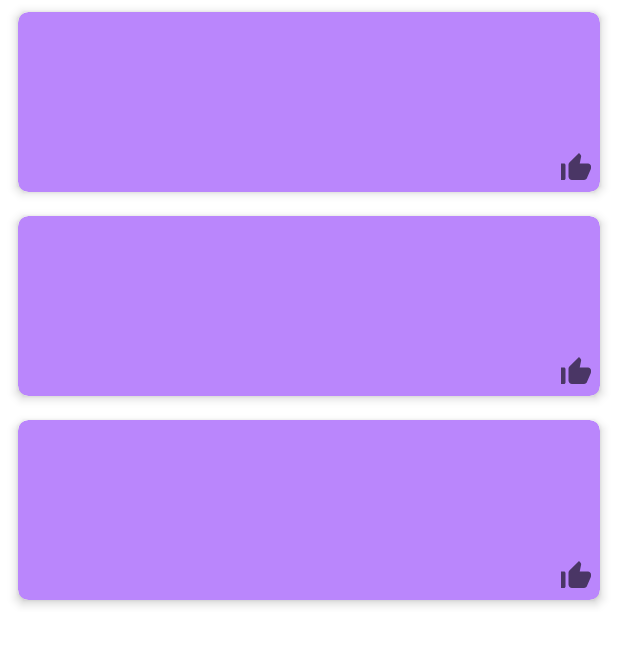
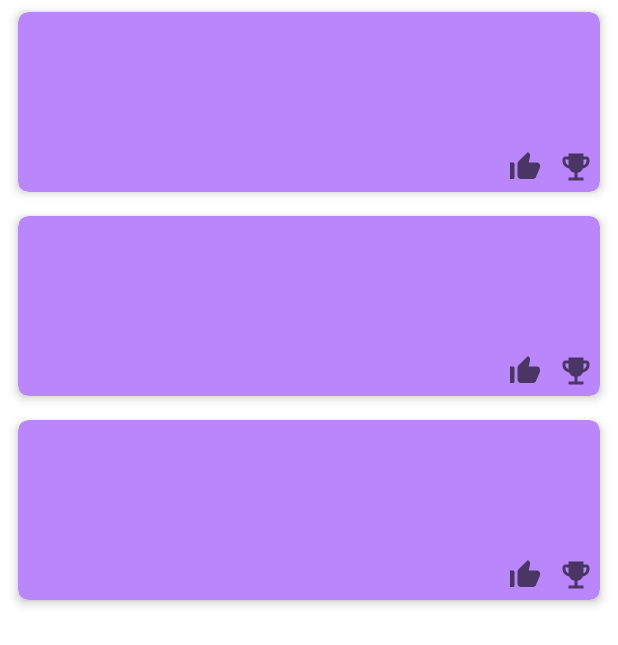
Before and after one commit to GaryKam/86-pics, an Android app: the layout activity_main.xml on its own in the app's theme, with its tools: preview values and no code run, on a phone screen of 412 x 824 dp. Shown: the top 645 px of the screen. Run offline under Robolectric (Android 15) with nearby library versions, the phone set to English and light mode, and no system bars; network calls fail.

Commit message:
Navigate to post activity when a post is clicked

```diff
--- a/app/src/main/AndroidManifest.xml
+++ b/app/src/main/AndroidManifest.xml
@@ -18,6 +18,7 @@
                 <category android:name="android.intent.category.LAUNCHER" />
             </intent-filter>
         </activity>
+        <activity android:name=".PostActivity" />
     </application>
 
 </manifest>
--- /dev/null
+++ b/app/src/main/java/io/github/gary/eightysixpics/PostActivity.kt
@@ -0,0 +1,5 @@
+package io.github.gary.eightysixpics
+
+import androidx.appcompat.app.AppCompatActivity
+
+class PostActivity : AppCompatActivity()
--- /dev/null
+++ b/app/src/main/res/drawable/ic_award.xml
@@ -0,0 +1,10 @@
+<vector xmlns:android="http://schemas.android.com/apk/res/android"
+    android:width="24dp"
+    android:height="24dp"
+    android:viewportWidth="24"
+    android:viewportHeight="24"
+    android:tint="?attr/colorControlNormal">
+  <path
+      android:fillColor="@android:color/white"
+      android:pathData="M19,5h-2V3H7v2H5C3.9,5 3,5.9 3,7v1c0,2.55 1.92,4.63 4.39,4.94c0.63,1.5 1.98,2.63 3.61,2.96V19H7v2h10v-2h-4v-3.1c1.63,-0.33 2.98,-1.46 3.61,-2.96C19.08,12.63 21,10.55 21,8V7C21,5.9 20.1,5 19,5zM5,8V7h2v3.82C5.84,10.4 5,9.3 5,8zM19,8c0,1.3 -0.84,2.4 -2,2.82V7h2V8z"/>
+</vector>
--- a/app/src/main/res/layout/item_post.xml
+++ b/app/src/main/res/layout/item_post.xml
@@ -35,25 +35,40 @@
                 android:textColor="@color/black"
                 android:textSize="20sp" />
 
-            <TextView
-                android:id="@+id/text_upvotes"
-                android:layout_width="wrap_content"
-                android:layout_height="wrap_content"
-                android:layout_alignTop="@+id/image_thumb_up"
-                android:layout_marginEnd="4dp"
-                android:layout_toStartOf="@+id/image_thumb_up"
-                android:textSize="18sp" />
-
-            <ImageView
-                android:id="@+id/image_thumb_up"
+            <LinearLayout
                 android:layout_width="wrap_content"
                 android:layout_height="wrap_content"
                 android:layout_alignParentEnd="true"
                 android:layout_alignParentBottom="true"
-                android:layout_marginEnd="4dp"
-                android:layout_marginBottom="4dp"
-                android:src="@drawable/ic_thumb_up" />
+                android:orientation="horizontal"
+                android:padding="4dp">
 
+                    <TextView
+                        android:id="@+id/text_score"
+                        android:layout_width="wrap_content"
+                        android:layout_height="wrap_content"
+                        android:textSize="18sp" />
+
+                    <ImageView
+                        android:id="@+id/image_thumb_up"
+                        android:layout_width="wrap_content"
+                        android:layout_height="wrap_content"
+                        android:layout_marginStart="2dp"
+                        android:src="@drawable/ic_thumb_up" />
+
+                    <TextView
+                        android:id="@+id/text_award"
+                        android:layout_width="wrap_content"
+                        android:layout_height="wrap_content"
+                        android:layout_marginStart="10dp"
+                        android:textSize="18sp" />
+
+                    <ImageView
+                        android:id="@+id/image_award"
+                        android:layout_width="wrap_content"
+                        android:layout_height="wrap_content"
+                        android:src="@drawable/ic_award" />
+            </LinearLayout>
         </RelativeLayout>
     </androidx.cardview.widget.CardView>
 </LinearLayout>
```
Also changed, not shown: app/src/main/java/io/github/gary/eightysixpics/MainActivity.kt (+16 -6 lines), app/src/main/java/io/github/gary/eightysixpics/Post.kt (+6 -4 lines), app/src/main/java/io/github/gary/eightysixpics/PostAdapter.kt (+28 -10 lines), app/src/main/java/io/github/gary/eightysixpics/RedditApi.kt (+71 -33 lines).
